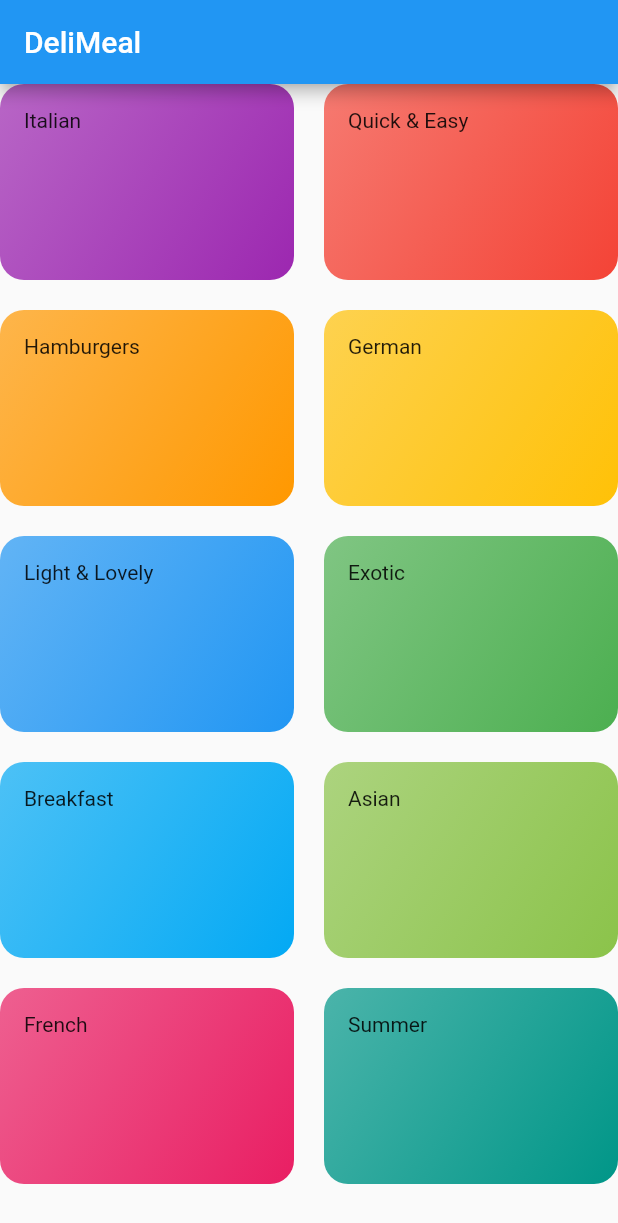
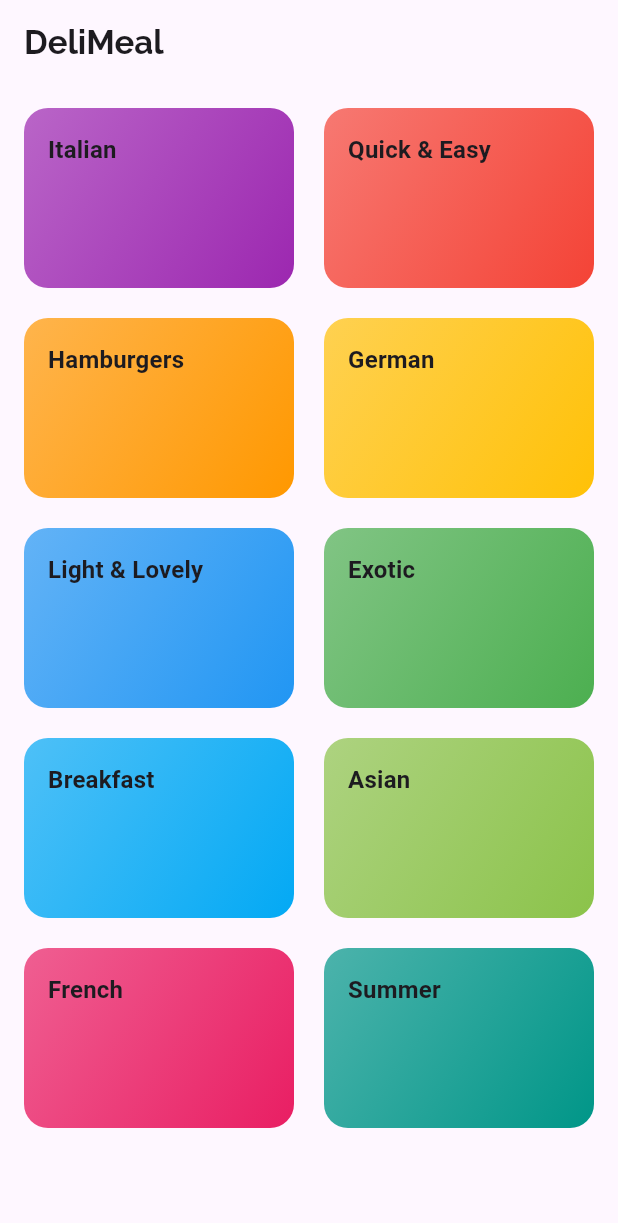
Before and after one commit to jsare/academind_courses, a Flutter app: the screen it shows after launch, on a phone screen of 412 x 824 dp. Shown: the top 1223 px of the screen. Run offline on Flutter 3.47's test engine with Material 2 defaults, Android fonts, the phone set to English and light mode, and no system bars; Roboto replaces fonts that are missing (RobotoCondensed).

Commit message:
Added fonts & passing data via constructor

```diff
--- a/meals_app/lib/app.dart
+++ b/meals_app/lib/app.dart
@@ -10,7 +10,19 @@ class MyApp extends StatelessWidget {
     return MaterialApp(
       title: 'DeliMeals',
       theme: ThemeData(
-        primarySwatch: Colors.blue,
+        useMaterial3: true,
+        primarySwatch: Colors.pink,
+        canvasColor: const Color.fromRGBO(225, 254, 229, 1),
+        fontFamily: 'Raleway',
+        textTheme: ThemeData.light().textTheme.copyWith(
+            bodyLarge: const TextStyle(color: Color.fromRGBO(20, 51, 51, 1)),
+            titleLarge: const TextStyle(
+              fontWeight: FontWeight.bold,
+            ),
+            titleMedium: const TextStyle(
+              fontWeight: FontWeight.bold,
+              fontFamily: 'RobotoCondensed',
+            )),
       ),
       home: const CategoriesScreen(),
     );
--- a/meals_app/lib/screens/categories_screen.dart
+++ b/meals_app/lib/screens/categories_screen.dart
@@ -10,9 +10,11 @@ class CategoriesScreen extends StatelessWidget {
   Widget build(BuildContext context) {
     return Scaffold(
       appBar: AppBar(
+        centerTitle: false,
         title: const Text('DeliMeal'),
       ),
       body: GridView(
+        padding: const EdgeInsets.all(16),
         gridDelegate: const SliverGridDelegateWithMaxCrossAxisExtent(
           maxCrossAxisExtent: 200,
           childAspectRatio: 3 / 2,
@@ -20,8 +22,8 @@ class CategoriesScreen extends StatelessWidget {
           mainAxisSpacing: 20,
         ),
         children: DUMMY_CATEGORIES
-            .map((categoryData) =>
-                CategoryItem(categoryData.title, categoryData.color))
+            .map((categoryData) => CategoryItem(
+                categoryData.id, categoryData.title, categoryData.color))
             .toList(),
       ),
     );
--- a/meals_app/lib/widgets/category_item.dart
+++ b/meals_app/lib/widgets/category_item.dart
@@ -1,13 +1,27 @@
 import 'package:flutter/material.dart';
+import '../screens/category_meals_screen.dart';
 
 class CategoryItem extends StatelessWidget {
+  final String id;
   final String title;
   final Color color;
-  const CategoryItem(this.title, this.color, {super.key});
+  const CategoryItem(this.id, this.title, this.color, {super.key});
+
+  void selectCategory(BuildContext ctx) {
+    Navigator.of(ctx).push(
+      MaterialPageRoute(builder: (_) {
+        return CategoryMealsScreen(id, title);
+      }),
+    );
+  }
 
   @override
   Widget build(BuildContext context) {
-    return Container(
+    return InkWell(
+      onTap: () => selectCategory(context),
+      splashColor: Theme.of(context).colorScheme.primary,
+      borderRadius: BorderRadius.circular(16),
+      child: Container(
         padding: const EdgeInsets.all(16),
         decoration: BoxDecoration(
           gradient: LinearGradient(
@@ -20,7 +34,11 @@ class CategoryItem extends StatelessWidget {
           ),
           borderRadius: BorderRadius.circular(16),
         ),
-      child: Text(title),
+        child: Text(
+          title,
+          style: Theme.of(context).textTheme.titleMedium,
+        ),
+      ),
     );
   }
 }
```
Also changed, not shown: meals_app/lib/screens/category_meals_screen.dart (added, +20 -0 lines), meals_app/pubspec.yaml (+19 -12 lines), meals_app/assets/fonts/Raleway-Black.ttf (added), meals_app/assets/fonts/Raleway-Bold.ttf (added), meals_app/assets/fonts/Raleway-Regular.ttf (added), meals_app/assets/fonts/RobotoCondensed-Bold.ttf (added), meals_app/assets/fonts/RobotoCondensed-Italic.ttf (added), meals_app/assets/fonts/RobotoCondensed-Light.ttf (added), meals_app/assets/fonts/RobotoCondensed-Regular.ttf (added). Lines whose indentation alone changed are shown as unchanged.
